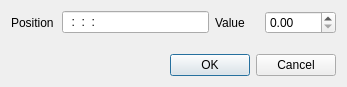
First picture: the form in src/ui/keyframedialog_ui.ui, repository KDE/kdenlive, before the edit.
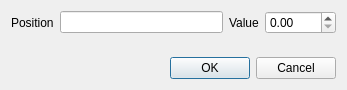
Second picture: the form after the edit. Custom widgets are drawn as their Qt base class.

What changed in the file:
```diff
--- a/src/ui/keyframedialog_ui.ui
+++ b/src/ui/keyframedialog_ui.ui
@@ -7,7 +7,7 @@
     <x>0</x>
     <y>0</y>
     <width>347</width>
-    <height>87</height>
+    <height>90</height>
    </rect>
   </property>
   <property name="windowTitle">
@@ -21,28 +21,21 @@
      </property>
     </widget>
    </item>
-   <item row="0" column="1" colspan="2">
-    <widget class="KRestrictedLine" name="kfr_position">
-     <property name="inputMask">
-      <string>99:99:99:99; </string>
-     </property>
-    </widget>
-   </item>
-   <item row="0" column="3">
+   <item row="0" column="4">
     <widget class="QLabel" name="clip_filesize_3">
      <property name="text">
       <string>Value</string>
      </property>
     </widget>
    </item>
-   <item row="0" column="4">
+   <item row="0" column="5">
     <widget class="QDoubleSpinBox" name="kfr_value">
      <property name="maximum">
-      <double>1000.0</double>
+      <double>1000.000000000000000</double>
      </property>
     </widget>
    </item>
-   <item row="1" column="1" rowspan="2" colspan="2">
+   <item row="1" column="2" rowspan="2" colspan="2">
     <spacer name="verticalSpacer">
      <property name="orientation">
       <enum>Qt::Vertical</enum>
@@ -55,7 +48,7 @@
      </property>
     </spacer>
    </item>
-   <item row="2" column="2" colspan="3">
+   <item row="2" column="3" colspan="3">
     <widget class="QDialogButtonBox" name="buttonBox">
      <property name="orientation">
       <enum>Qt::Horizontal</enum>
@@ -65,20 +58,11 @@
      </property>
     </widget>
    </item>
+   <item row="0" column="1" colspan="3">
+    <widget class="QLineEdit" name="lineEdit"/>
+   </item>
   </layout>
  </widget>
- <customwidgets>
-  <customwidget>
-   <class>QLineEdit</class>
-   <extends>QLineEdit</extends>
-   <header>klineedit.h</header>
-  </customwidget>
-  <customwidget>
-   <class>KRestrictedLine</class>
-   <extends>QLineEdit</extends>
-   <header>krestrictedline.h</header>
-  </customwidget>
- </customwidgets>
  <resources/>
  <connections>
   <connection>
```
Left out of the diff: 8 changed lines with no effect on the pictures.
